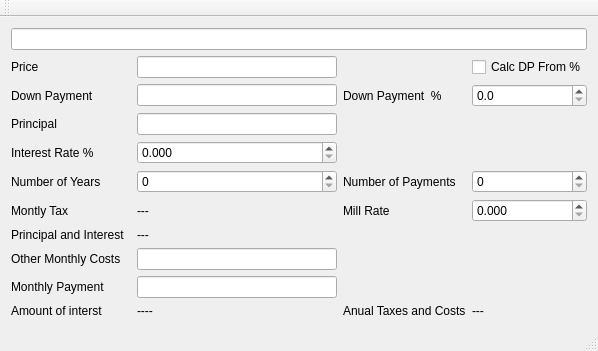
Qt form mainwindow.ui (themattkerr/Mortgage_Calculator) before a commit.
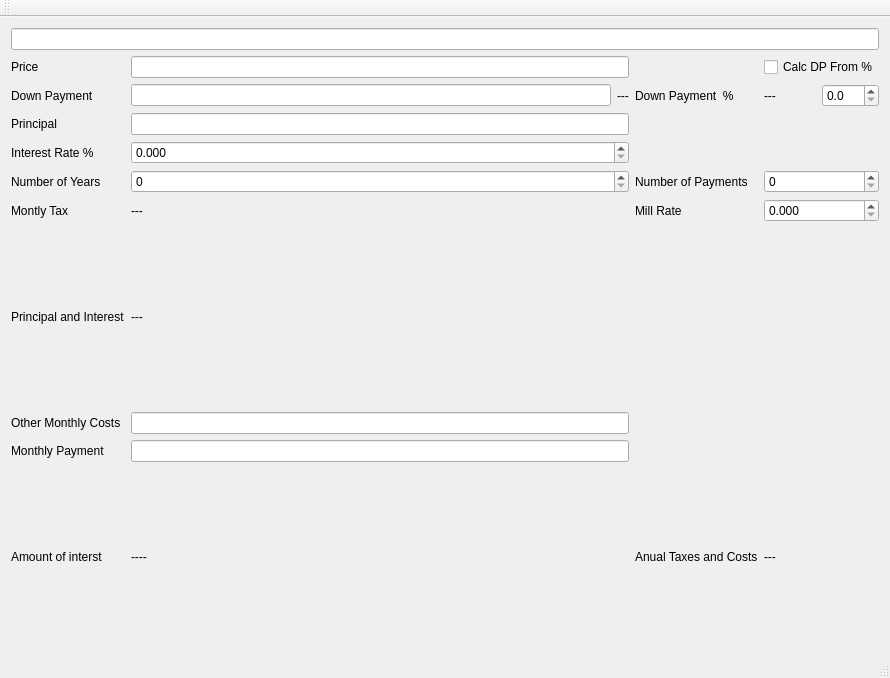
The same form after that commit.

What changed in the file:
```diff
--- a/mainwindow.ui
+++ b/mainwindow.ui
@@ -6,8 +6,8 @@
    <rect>
     <x>0</x>
     <y>0</y>
-    <width>576</width>
-    <height>348</height>
+    <width>890</width>
+    <height>678</height>
    </rect>
   </property>
   <property name="windowTitle">
@@ -15,92 +15,6 @@
   </property>
   <widget class="QWidget" name="centralWidget">
    <layout class="QGridLayout" name="gridLayout">
-    <item row="7" column="4">
-     <widget class="QDoubleSpinBox" name="doubleSpinBoxMillRate">
-      <property name="decimals">
-       <number>3</number>
-      </property>
-      <property name="maximum">
-       <double>100.000000000000000</double>
-      </property>
-     </widget>
-    </item>
-    <item row="7" column="2">
-     <widget class="QLabel" name="labelMontlyTax">
-      <property name="text">
-       <string>---</string>
-      </property>
-     </widget>
-    </item>
-    <item row="8" column="2">
-     <widget class="QLabel" name="labelPrincipalAndInterest">
-      <property name="text">
-       <string>---</string>
-      </property>
-     </widget>
-    </item>
-    <item row="8" column="0">
-     <widget class="QLabel" name="label_12">
-      <property name="text">
-       <string>Principal and Interest</string>
-      </property>
-     </widget>
-    </item>
-    <item row="10" column="2">
-     <widget class="QLineEdit" name="lineEditMonthlyPayment"/>
-    </item>
-    <item row="4" column="0">
-     <widget class="QLabel" name="label">
-      <property name="text">
-       <string>Principal</string>
-      </property>
-     </widget>
-    </item>
-    <item row="2" column="4">
-     <widget class="QDoubleSpinBox" name="doubleSpinBoxDownPaymentPercent">
-      <property name="decimals">
-       <number>1</number>
-      </property>
-     </widget>
-    </item>
-    <item row="5" column="0">
-     <widget class="QLabel" name="label_2">
-      <property name="text">
-       <string>Interest Rate %</string>
-      </property>
-     </widget>
-    </item>
-    <item row="11" column="0">
-     <widget class="QLabel" name="label_6">
-      <property name="text">
-       <string>Amount of interst</string>
-      </property>
-     </widget>
-    </item>
-    <item row="6" column="0">
-     <widget class="QLabel" name="label_3">
-      <property name="text">
-       <string>Number of Years</string>
-      </property>
-     </widget>
-    </item>
-    <item row="2" column="0">
-     <widget class="QLabel" name="label_8">
-      <property name="text">
-       <string>Down Payment</string>
-      </property>
-     </widget>
-    </item>
-    <item row="6" column="2">
-     <widget class="QSpinBox" name="NumOfYears"/>
-    </item>
-    <item row="10" column="0">
-     <widget class="QLabel" name="label_5">
-      <property name="text">
-       <string>Monthly Payment</string>
-      </property>
-     </widget>
-    </item>
     <item row="1" column="0">
      <widget class="QLabel" name="label_7">
       <property name="text">
@@ -111,34 +25,7 @@
       </property>
      </widget>
     </item>
-    <item row="5" column="2">
-     <widget class="QDoubleSpinBox" name="InterestRate">
-      <property name="decimals">
-       <number>3</number>
-      </property>
-      <property name="singleStep">
-       <double>0.010000000000000</double>
-      </property>
-     </widget>
-    </item>
-    <item row="1" column="4">
-     <widget class="QCheckBox" name="checkBox">
-      <property name="text">
-       <string>Calc DP From %</string>
-      </property>
-     </widget>
-    </item>
-    <item row="4" column="2">
-     <widget class="QLineEdit" name="lineEdit"/>
-    </item>
-    <item row="7" column="3">
-     <widget class="QLabel" name="label_11">
-      <property name="text">
-       <string>Mill Rate</string>
-      </property>
-     </widget>
-    </item>
-    <item row="1" column="2">
+    <item row="1" column="1">
      <widget class="QLineEdit" name="lineEditPrice">
       <property name="minimumSize">
        <size>
@@ -151,69 +38,204 @@
       </property>
      </widget>
     </item>
-    <item row="11" column="2">
-     <widget class="QLabel" name="AmountofInterest">
+    <item row="1" column="3">
+     <widget class="QCheckBox" name="checkBox">
       <property name="text">
-       <string>----</string>
+       <string>Calc DP From %</string>
       </property>
      </widget>
     </item>
-    <item row="7" column="0">
-     <widget class="QLabel" name="label_10">
+    <item row="2" column="0">
+     <widget class="QLabel" name="label_8">
       <property name="text">
-       <string>Montly Tax</string>
+       <string>Down Payment</string>
       </property>
      </widget>
     </item>
-    <item row="6" column="3">
-     <widget class="QLabel" name="label_4">
-      <property name="text">
-       <string>Number of Payments</string>
-      </property>
-     </widget>
+    <item row="2" column="1">
+     <layout class="QHBoxLayout" name="horizontalLayout">
+      <item>
+       <widget class="QLineEdit" name="lineEditDownPayment"/>
+      </item>
+      <item>
+       <widget class="QLabel" name="labelDownPayment">
+        <property name="text">
+         <string>---</string>
+        </property>
+       </widget>
+      </item>
+     </layout>
     </item>
     <item row="2" column="2">
-     <widget class="QLineEdit" name="lineEditDownPayment"/>
-    </item>
-    <item row="2" column="3">
      <widget class="QLabel" name="label_9">
       <property name="text">
        <string>Down Payment  %</string>
       </property>
      </widget>
     </item>
-    <item row="6" column="4">
+    <item row="2" column="3">
+     <layout class="QHBoxLayout" name="horizontalLayout_2">
+      <item>
+       <widget class="QLabel" name="labelDownPaymentPercent">
+        <property name="text">
+         <string>---</string>
+        </property>
+       </widget>
+      </item>
+      <item>
+       <widget class="QDoubleSpinBox" name="doubleSpinBoxDownPaymentPercent">
+        <property name="decimals">
+         <number>1</number>
+        </property>
+       </widget>
+      </item>
+     </layout>
+    </item>
+    <item row="3" column="0">
+     <widget class="QLabel" name="label">
+      <property name="text">
+       <string>Principal</string>
+      </property>
+     </widget>
+    </item>
+    <item row="3" column="1">
+     <widget class="QLineEdit" name="lineEdit"/>
+    </item>
+    <item row="4" column="0">
+     <widget class="QLabel" name="label_2">
+      <property name="text">
+       <string>Interest Rate %</string>
+      </property>
+     </widget>
+    </item>
+    <item row="4" column="1">
+     <widget class="QDoubleSpinBox" name="InterestRate">
+      <property name="decimals">
+       <number>3</number>
+      </property>
+      <property name="singleStep">
+       <double>0.010000000000000</double>
+      </property>
+     </widget>
+    </item>
+    <item row="5" column="0">
+     <widget class="QLabel" name="label_3">
+      <property name="text">
+       <string>Number of Years</string>
+      </property>
+     </widget>
+    </item>
+    <item row="5" column="1">
+     <widget class="QSpinBox" name="NumOfYears"/>
+    </item>
+    <item row="5" column="2">
+     <widget class="QLabel" name="label_4">
+      <property name="text">
+       <string>Number of Payments</string>
+      </property>
+     </widget>
+    </item>
+    <item row="5" column="3">
      <widget class="QSpinBox" name="NumOfPayments">
       <property name="maximum">
        <number>500</number>
       </property>
      </widget>
     </item>
-    <item row="9" column="0">
+    <item row="6" column="0">
+     <widget class="QLabel" name="label_10">
+      <property name="text">
+       <string>Montly Tax</string>
+      </property>
+     </widget>
+    </item>
+    <item row="6" column="1">
+     <widget class="QLabel" name="labelMontlyTax">
+      <property name="text">
+       <string>---</string>
+      </property>
+     </widget>
+    </item>
+    <item row="6" column="2">
+     <widget class="QLabel" name="label_11">
+      <property name="text">
+       <string>Mill Rate</string>
+      </property>
+     </widget>
+    </item>
+    <item row="6" column="3">
+     <widget class="QDoubleSpinBox" name="doubleSpinBoxMillRate">
+      <property name="decimals">
+       <number>3</number>
+      </property>
+      <property name="maximum">
+       <double>100.000000000000000</double>
+      </property>
+     </widget>
+    </item>
+    <item row="7" column="0">
+     <widget class="QLabel" name="label_12">
+      <property name="text">
+       <string>Principal and Interest</string>
+      </property>
+     </widget>
+    </item>
+    <item row="7" column="1">
+     <widget class="QLabel" name="labelPrincipalAndInterest">
+      <property name="text">
+       <string>---</string>
+      </property>
+     </widget>
+    </item>
+    <item row="8" column="0">
      <widget class="QLabel" name="label_13">
       <property name="text">
        <string>Other Monthly Costs</string>
       </property>
      </widget>
     </item>
-    <item row="9" column="2">
+    <item row="8" column="1">
      <widget class="QLineEdit" name="lineEditOtherMonthly"/>
     </item>
-    <item row="11" column="3">
+    <item row="9" column="0">
+     <widget class="QLabel" name="label_5">
+      <property name="text">
+       <string>Monthly Payment</string>
+      </property>
+     </widget>
+    </item>
+    <item row="9" column="1">
+     <widget class="QLineEdit" name="lineEditMonthlyPayment"/>
+    </item>
+    <item row="10" column="0">
+     <widget class="QLabel" name="label_6">
+      <property name="text">
+       <string>Amount of interst</string>
+      </property>
+     </widget>
+    </item>
+    <item row="10" column="1">
+     <widget class="QLabel" name="AmountofInterest">
+      <property name="text">
+       <string>----</string>
+      </property>
+     </widget>
+    </item>
+    <item row="10" column="2">
      <widget class="QLabel" name="label_14">
       <property name="text">
        <string>Anual Taxes and Costs</string>
       </property>
      </widget>
     </item>
-    <item row="11" column="4">
+    <item row="10" column="3">
      <widget class="QLabel" name="labelAnualCostsAndTaxes">
       <property name="text">
        <string>---</string>
       </property>
      </widget>
     </item>
-    <item row="0" column="0" colspan="5">
+    <item row="0" column="0" colspan="4">
      <widget class="QLineEdit" name="lineEdit_2"/>
     </item>
    </layout>
@@ -223,7 +245,7 @@
     <rect>
      <x>0</x>
      <y>0</y>
-     <width>576</width>
+     <width>890</width>
      <height>24</height>
     </rect>
    </property>
```
